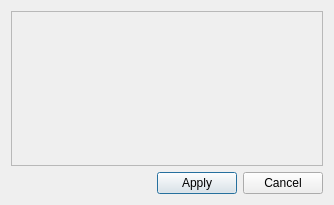
Above: dialog_configure.ui from pitikov/cwall.qt4 before the change. Below: the same form after it.
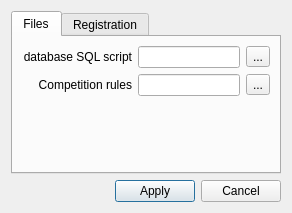
That is the form after the change. The open tabs and pages were chosen to show the change. Icons and pictures are not drawn.

```diff
--- a/dialog_configure.ui
+++ b/dialog_configure.ui
@@ -6,25 +6,15 @@
    <rect>
     <x>0</x>
     <y>0</y>
-    <width>334</width>
-    <height>205</height>
+    <width>292</width>
+    <height>188</height>
    </rect>
   </property>
   <property name="windowTitle">
    <string>Configure</string>
   </property>
-  <layout class="QVBoxLayout" name="verticalLayout">
-   <item>
-    <widget class="QFrame" name="frame">
-     <property name="frameShape">
-      <enum>QFrame::StyledPanel</enum>
-     </property>
-     <property name="frameShadow">
-      <enum>QFrame::Raised</enum>
-     </property>
-    </widget>
-   </item>
-   <item>
+  <layout class="QGridLayout" name="gridLayout_2">
+   <item row="1" column="0">
     <layout class="QHBoxLayout" name="horizontalLayoutButtons">
      <item>
       <spacer name="horizontalSpacer">
@@ -55,6 +45,153 @@
      </item>
     </layout>
    </item>
+   <item row="0" column="0">
+    <widget class="QTabWidget" name="tabWidget">
+     <property name="currentIndex">
+      <number>1</number>
+     </property>
+     <widget class="QWidget" name="tabFiles">
+      <attribute name="icon">
+       <iconset theme="folder"/>
+      </attribute>
+      <attribute name="title">
+       <string>Files</string>
+      </attribute>
+      <layout class="QGridLayout" name="gridLayout">
+       <item row="0" column="0">
+        <widget class="QLabel" name="label">
+         <property name="text">
+          <string>database SQL script</string>
+         </property>
+         <property name="alignment">
+          <set>Qt::AlignRight|Qt::AlignTrailing|Qt::AlignVCenter</set>
+         </property>
+         <property name="buddy">
+          <cstring>lineEditSqlCore</cstring>
+         </property>
+        </widget>
+       </item>
+       <item row="0" column="1">
+        <widget class="QLineEdit" name="lineEditSqlCore"/>
+       </item>
+       <item row="1" column="0">
+        <widget class="QLabel" name="label_2">
+         <property name="text">
+          <string>Competition rules</string>
+         </property>
+         <property name="alignment">
+          <set>Qt::AlignRight|Qt::AlignTrailing|Qt::AlignVCenter</set>
+         </property>
+         <property name="buddy">
+          <cstring>lineEditRules</cstring>
+         </property>
+        </widget>
+       </item>
+       <item row="0" column="2">
+        <widget class="QToolButton" name="toolButtonSqlCore">
+         <property name="text">
+          <string>...</string>
+         </property>
+         <property name="icon">
+          <iconset theme="document-open">
+           <normaloff/>
+          </iconset>
+         </property>
+        </widget>
+       </item>
+       <item row="1" column="1">
+        <widget class="QLineEdit" name="lineEditRules"/>
+       </item>
+       <item row="1" column="2">
+        <widget class="QToolButton" name="toolButtonRules">
+         <property name="text">
+          <string>...</string>
+         </property>
+         <property name="icon">
+          <iconset theme="document-open">
+           <normaloff/>
+          </iconset>
+         </property>
+        </widget>
+       </item>
+       <item row="2" column="1">
+        <spacer name="verticalSpacer">
+         <property name="orientation">
+          <enum>Qt::Vertical</enum>
+         </property>
+         <property name="sizeHint" stdset="0">
+          <size>
+           <width>20</width>
+           <height>40</height>
+          </size>
+         </property>
+        </spacer>
+       </item>
+      </layout>
+     </widget>
+     <widget class="QWidget" name="tabRegistration">
+      <attribute name="icon">
+       <iconset theme="view-certificate"/>
+      </attribute>
+      <attribute name="title">
+       <string>Registration</string>
+      </attribute>
+      <layout class="QVBoxLayout" name="verticalLayout">
+       <item>
+        <layout class="QFormLayout" name="formLayout">
+         <item row="0" column="0">
+          <widget class="QLabel" name="labelOrganization">
+           <property name="text">
+            <string>Organization</string>
+           </property>
+          </widget>
+         </item>
+         <item row="0" column="1">
+          <widget class="QLineEdit" name="lineEditOrganization"/>
+         </item>
+         <item row="1" column="0">
+          <widget class="QLabel" name="labelName">
+           <property name="text">
+            <string>Name</string>
+           </property>
+          </widget>
+         </item>
+         <item row="1" column="1">
+          <widget class="QLineEdit" name="lineEditName"/>
+         </item>
+         <item row="2" column="0">
+          <widget class="QLabel" name="label_6">
+           <property name="text">
+            <string>email</string>
+           </property>
+          </widget>
+         </item>
+         <item row="2" column="1">
+          <widget class="QLineEdit" name="lineEdit_4"/>
+         </item>
+         <item row="3" column="0" colspan="2">
+          <widget class="Line" name="line">
+           <property name="orientation">
+            <enum>Qt::Horizontal</enum>
+           </property>
+          </widget>
+         </item>
+         <item row="4" column="0">
+          <widget class="QLabel" name="labelSerial">
+           <property name="text">
+            <string>Registration key</string>
+           </property>
+          </widget>
+         </item>
+         <item row="4" column="1">
+          <widget class="QLineEdit" name="lineEditSerial"/>
+         </item>
+        </layout>
+       </item>
+      </layout>
+     </widget>
+    </widget>
+   </item>
   </layout>
  </widget>
  <resources/>
```
Left out of the diff: 27 changed lines with no effect on the pictures.
